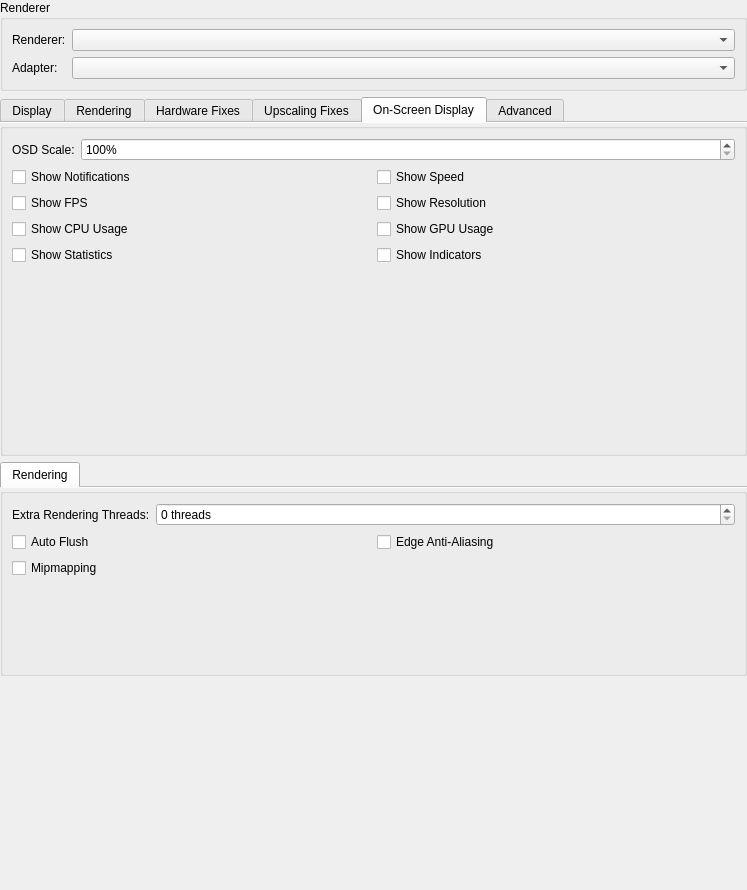
This is pcsx2-qt/Settings/GraphicsSettingsWidget.ui in PCSX2/pcsx2 as Qt 5 draws it before an edit. The edited form follows.
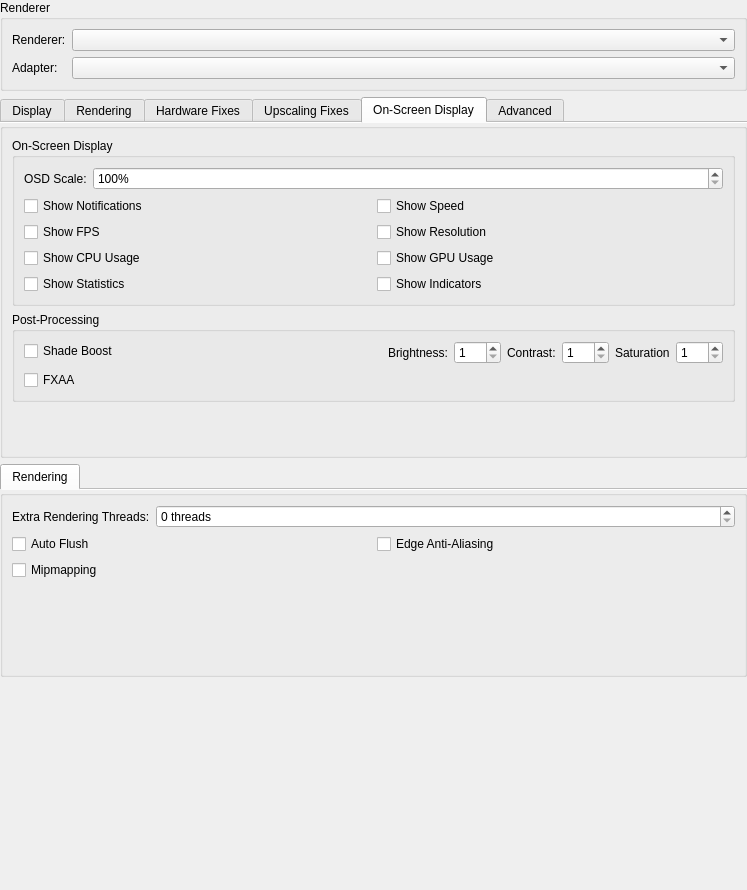
This is the edited form. The open tabs and pages were chosen to show the change.

Commit message: Qt: Add shadeboost settings

Patch:
```diff
--- a/pcsx2-qt/Settings/GraphicsSettingsWidget.ui
+++ b/pcsx2-qt/Settings/GraphicsSettingsWidget.ui
@@ -865,6 +865,12 @@
       <attribute name="title">
        <string>On-Screen Display</string>
       </attribute>
+      <layout class="QVBoxLayout" name="verticalLayout_3">
+       <item>
+        <widget class="QGroupBox" name="groupBox_4">
+         <property name="title">
+          <string>On-Screen Display</string>
+         </property>
       <layout class="QFormLayout" name="formLayout_8">
        <item row="0" column="0">
         <widget class="QLabel" name="label_29">
@@ -945,6 +951,113 @@
           </widget>
          </item>
         </layout>
+          </item>
+         </layout>
+        </widget>
+       </item>
+       <item>
+        <widget class="QGroupBox" name="groupBox_5">
+         <property name="title">
+          <string>Post-Processing</string>
+         </property>
+         <layout class="QFormLayout" name="formLayout_9">
+          <item row="0" column="0">
+           <widget class="QCheckBox" name="shadeBoost">
+            <property name="text">
+             <string>Shade Boost</string>
+            </property>
+           </widget>
+          </item>
+          <item row="0" column="1">
+           <layout class="QHBoxLayout" name="horizontalLayout_4">
+            <item>
+             <spacer name="horizontalSpacer">
+              <property name="orientation">
+               <enum>Qt::Horizontal</enum>
+              </property>
+              <property name="sizeHint" stdset="0">
+               <size>
+                <width>40</width>
+                <height>20</height>
+               </size>
+              </property>
+             </spacer>
+            </item>
+            <item>
+             <widget class="QLabel" name="label_31">
+              <property name="text">
+               <string>Brightness:</string>
+              </property>
+             </widget>
+            </item>
+            <item>
+             <widget class="QSpinBox" name="shadeBoostBrightness">
+              <property name="minimum">
+               <number>1</number>
+              </property>
+              <property name="maximum">
+               <number>100</number>
+              </property>
+             </widget>
+            </item>
+            <item>
+             <widget class="QLabel" name="label_32">
+              <property name="text">
+               <string>Contrast:</string>
+              </property>
+             </widget>
+            </item>
+            <item>
+             <widget class="QSpinBox" name="shadeBoostContrast">
+              <property name="minimum">
+               <number>1</number>
+              </property>
+              <property name="maximum">
+               <number>100</number>
+              </property>
+             </widget>
+            </item>
+            <item>
+             <widget class="QLabel" name="label_33">
+              <property name="text">
+               <string>Saturation</string>
+              </property>
+             </widget>
+            </item>
+            <item>
+             <widget class="QSpinBox" name="shadeBoostSaturation">
+              <property name="minimum">
+               <number>1</number>
+              </property>
+              <property name="maximum">
+               <number>100</number>
+              </property>
+             </widget>
+            </item>
+           </layout>
+          </item>
+          <item row="1" column="0">
+           <widget class="QCheckBox" name="fxaa">
+            <property name="text">
+             <string>FXAA</string>
+            </property>
+           </widget>
+          </item>
+         </layout>
+        </widget>
+       </item>
+       <item>
+        <spacer name="verticalSpacer_3">
+         <property name="orientation">
+          <enum>Qt::Vertical</enum>
+         </property>
+         <property name="sizeHint" stdset="0">
+          <size>
+           <width>20</width>
+           <height>40</height>
+          </size>
+         </property>
+        </spacer>
        </item>
       </layout>
      </widget>
```
Lines whose indentation alone changed are shown as unchanged. The commit also changes 3 other files.
